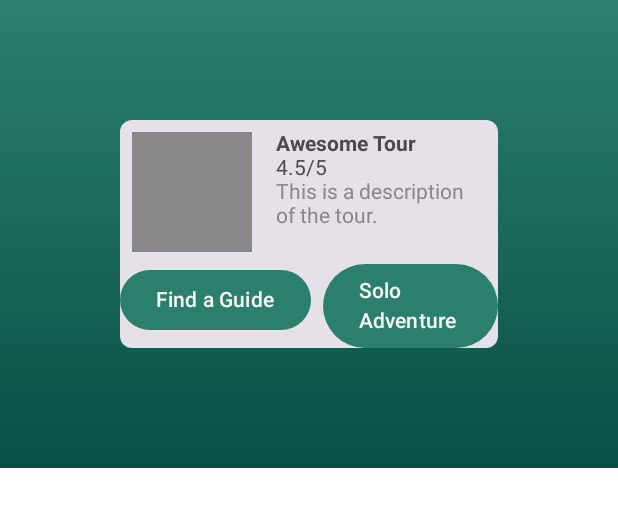
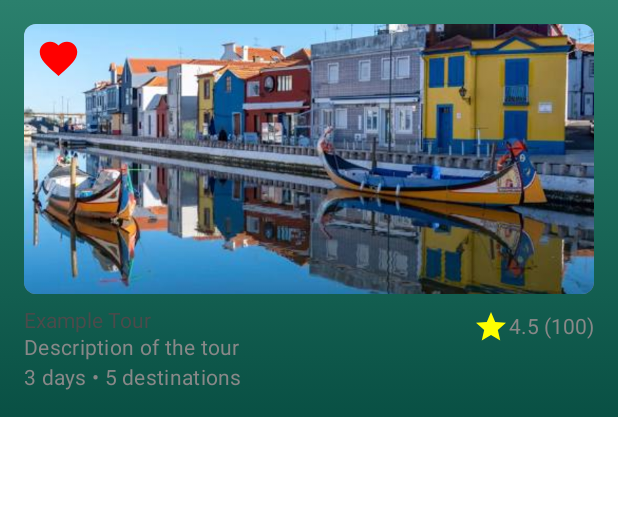
Before and after one commit to JDiogoCerqueira/TourPal, an Android app built with Jetpack Compose: the @Preview function TourCardPreview, on a phone screen of 412 x 824 dp. Shown: the top 507 px of the screen. Run offline under Robolectric (Android 15) with nearby library versions, the light colour scheme and no system bars.

Commit message:
feat: Add icons, search bar, tour card, top bar, guide card, and models
- Added icons: search, microphone, location on, and my location.
- Implemented `SearchBar` component with leading search icon, trailing microphone icon, and location icon.
- Created `TourCard` component to display tour information including image, title, subtitle, rating, reviews, duration, destinations and favorite state.
- Implemented `TopBar` component with TourPalLogo and title.
- Created `GuideCard` component to display guide information.
- Created data models for `Tour`, `TourStop`, `User` and `Guide`.
- Updated `TourPalLogo` to conditionally display the "TourPal" text.
- Updated `LoginScreen` to hide the TourPalLogo text.
- Added colors to `Colors.kt` file.
- Added an example image.

```diff
--- /dev/null
+++ b/app/src/main/java/com/tourpal/data/model/Tour.kt
@@ -0,0 +1,11 @@
+package com.tourpal.data.model
+
+data class Tour(
+    val title: String,
+    val subtitle: String,
+    val rating: Float,
+    val reviews: Int,
+    val duration: String,
+    val destinations: Int,
+    val isFavorite: Boolean
+) // TODO: adjust for actual database data
--- a/app/src/main/java/com/tourpal/ui/components/TourCard.kt
+++ b/app/src/main/java/com/tourpal/ui/components/TourCard.kt
@@ -1,67 +1,111 @@
 package com.tourpal.ui.components
 
+import androidx.compose.foundation.Canvas
+import androidx.compose.foundation.Image
 import androidx.compose.foundation.background
 import androidx.compose.foundation.layout.Box
 import androidx.compose.foundation.layout.Column
+import androidx.compose.foundation.layout.IntrinsicSize
+import androidx.compose.foundation.layout.PaddingValues
 import androidx.compose.foundation.layout.Row
 import androidx.compose.foundation.layout.Spacer
+import androidx.compose.foundation.layout.fillMaxSize
+import androidx.compose.foundation.layout.fillMaxWidth
+import androidx.compose.foundation.layout.height
 import androidx.compose.foundation.layout.padding
 import androidx.compose.foundation.layout.size
-import androidx.compose.foundation.layout.width
+import androidx.compose.foundation.layout.wrapContentWidth
+import androidx.compose.material.icons.Icons
+import androidx.compose.material.icons.filled.Favorite
+import androidx.compose.ui.layout.ContentScale
+import androidx.compose.material.icons.filled.FavoriteBorder
+import androidx.compose.material.icons.filled.Star
+import androidx.compose.material3.Icon
+import androidx.compose.material3.MaterialTheme
+import androidx.compose.material3.Text
+import androidx.compose.ui.draw.clip
 import androidx.compose.foundation.shape.RoundedCornerShape
-import androidx.compose.material3.Card
-import androidx.compose.material3.Text
 import androidx.compose.runtime.Composable
+import androidx.compose.ui.Alignment
+import androidx.compose.ui.res.painterResource
 import androidx.compose.ui.Modifier
-import androidx.compose.ui.graphics.Color
-import androidx.compose.ui.text.font.FontWeight
+import androidx.compose.ui.tooling.preview.Preview
 import androidx.compose.ui.unit.dp
-import androidx.compose.ui.tooling.preview.Preview
-import com.tourpal.ui.theme.TourPalTheme
+import com.tourpal.data.model.Tour
+import com.tourpal.ui.theme.*
+import com.tourpal.R.drawable.aveiro1 // png image
 
 @Composable
-fun TourCard(
-    tourName: String,
-    rating: String,
-    details: String,
-    onFindGuideClick: () -> Unit,
-    onSoloClick: () -> Unit,
-    modifier: Modifier = Modifier
-) {
-    Card(
-        shape = RoundedCornerShape(8.dp),
-        modifier = modifier.padding(80.dp) // revert to 8dp
+fun TourCard(tour: Tour) {
+    Box(
+        modifier = Modifier
+            .fillMaxWidth().clip(RoundedCornerShape(16.dp))
+            .padding(start = 16.dp, end = 16.dp, top = 16.dp, bottom = 16.dp)
     ) {
-        Column {
-            Row(modifier = Modifier.padding(8.dp)) {
-                // Thumbnail placeholder
-                Box(modifier = Modifier.size(80.dp).background(Color.Gray))
-                Spacer(modifier = Modifier.width(16.dp))
-                Column {
-                    Text(tourName, fontWeight = FontWeight.Bold)
-                    Text(rating)
-                    Text(details, color = Color.Gray)
+        Column(modifier = Modifier.fillMaxWidth()) {
+            Box (modifier = Modifier.clip(RoundedCornerShape(8.dp))) {
+                Box(
+                    modifier = Modifier
+                        .fillMaxWidth()
+                        .background(Gray)
+                        .size(180.dp), // This sets both width and height to 180.dp
+                    contentAlignment = Alignment.Center
+                ) {
+                    Image(
+                        painter = painterResource(id = aveiro1),
+                        contentScale = ContentScale.Crop, // Changed to Crop to fill the Box
+                        contentDescription = "Tour Image",
+                        modifier = Modifier.fillMaxSize() // Ensure the Image fills the Box
+                    )
                 }
+                Icon(
+                    imageVector = if (tour.isFavorite) Icons.Default.Favorite else Icons.Default.FavoriteBorder,
+                    contentDescription = "Favorite",
+                    tint = if (tour.isFavorite) Red else Gray,
+                    modifier = Modifier
+                        .align(Alignment.TopStart)
+                        .padding(8.dp)
+                        .size(30.dp)
+                )
             }
-            Row {
-                DefaultButton("Find a Guide", onFindGuideClick)
-                Spacer(modifier = Modifier.width(8.dp))
-                DefaultButton("Solo Adventure", onSoloClick)
+            Spacer(modifier = Modifier.height(2.dp))
+            Row(modifier = Modifier.padding(top = 8.dp).fillMaxWidth()) {
+                Column(modifier = Modifier.weight(1f)) {
+                    Text(tour.title, style = MaterialTheme.typography.bodyLarge)
+                    Text(tour.subtitle, style = MaterialTheme.typography.bodyMedium, color = Gray)
+
+                    Row(
+                        modifier = Modifier.fillMaxWidth(),
+                        verticalAlignment = Alignment.CenterVertically
+                    ) {
+                        Text("${tour.duration} • ${tour.destinations} destinations", color = Gray, style = MaterialTheme.typography.bodyMedium)
+                    }
+                }
+                Column(modifier = Modifier.wrapContentWidth(), horizontalAlignment = Alignment.End) {
+                    Row(verticalAlignment = Alignment.CenterVertically) {
+                        Icon(imageVector = Icons.Default.Star, contentDescription = "Rating", tint = Yellow)
+                        Text(text = "${tour.rating} (${tour.reviews})", color = Gray )
+                    }
+                }
             }
         }
     }
 }
 
-
-@Preview
+@Preview(showBackground = true, backgroundColor = 0xFFF5F5F5)
 @Composable
 fun TourCardPreview() {
     TourPalTheme {
         TourCard(
-            tourName = "Awesome Tour",
-            rating = "4.5/5",
-            details = "This is a description of the tour.",
-            onFindGuideClick = {}, onSoloClick = {},
+            tour = Tour(
+                title = "Example Tour",
+                subtitle = "Description of the tour",
+                rating = 4.5f,
+                reviews = 100,
+                duration = "3 days",
+                destinations = 5,
+                isFavorite = true
+            )
         )
 
     }
--- a/app/src/main/java/com/tourpal/ui/components/TourPalLogo.kt
+++ b/app/src/main/java/com/tourpal/ui/components/TourPalLogo.kt
@@ -23,7 +23,7 @@ import androidx.compose.ui.res.painterResource
 import com.tourpal.R
 
 @Composable
-fun TourPalLogo(modifier: Modifier = Modifier, size: Int = 150) {
+fun TourPalLogo(modifier: Modifier = Modifier, size: Int = 150, text: Boolean = true) {
     Box(
         modifier = modifier
             .size(size.dp) // Set the size of the Box
@@ -39,6 +39,7 @@ fun TourPalLogo(modifier: Modifier = Modifier, size: Int = 150) {
                 .scale(1.55f) // Scale the image to crop the transparent area
                 .align(Alignment.Center) // Center the image
         )
+        if (text) {
             Text(
                 text = "TourPal",
                 fontSize = (size * 0.08).sp,
@@ -51,10 +52,11 @@ fun TourPalLogo(modifier: Modifier = Modifier, size: Int = 150) {
             )
         }
     }
+}
 
 
 @Preview
 @Composable
 fun TourPalLogoPreview() {
-    TourPalLogo()
+    TourPalLogo(text = false)
 }
--- a/app/src/main/java/com/tourpal/ui/screens/LoginScreen.kt
+++ b/app/src/main/java/com/tourpal/ui/screens/LoginScreen.kt
@@ -54,7 +54,7 @@ fun LoginPage(navController: NavController) {
             .padding(horizontal = 24.dp, vertical = 32.dp),
         horizontalAlignment = Alignment.CenterHorizontally
     ) {
-        TourPalLogo(size = 300) // TourPal Logo
+        TourPalLogo(size = 300, text = false) // TourPal Logo
         Spacer(modifier = Modifier.height(24.dp))
         GoogleSignInButton(
             onClick = { viewModel.signInWithGoogle(context) },
--- /dev/null
+++ b/app/src/main/res/drawable/baseline_mic_24.xml
@@ -0,0 +1,5 @@
+<vector xmlns:android="http://schemas.android.com/apk/res/android" android:height="24dp" android:tint="#000000" android:viewportHeight="24" android:viewportWidth="24" android:width="24dp">
+
+    <path android:fillColor="@android:color/white" android:pathData="M12,14c1.66,0 2.99,-1.34 2.99,-3L15,5c0,-1.66 -1.34,-3 -3,-3S9,3.34 9,5v6c0,1.66 1.34,3 3,3zM17.3,11c0,3 -2.54,5.1 -5.3,5.1S6.7,14 6.7,11L5,11c0,3.41 2.72,6.23 6,6.72L11,21h2v-3.28c3.28,-0.48 6,-3.3 6,-6.72h-1.7z"/>
+
+</vector>
--- /dev/null
+++ b/app/src/main/res/drawable/baseline_search_24.xml
@@ -0,0 +1,5 @@
+<vector xmlns:android="http://schemas.android.com/apk/res/android" android:height="24dp" android:tint="#000000" android:viewportHeight="24" android:viewportWidth="24" android:width="24dp">
+
+    <path android:fillColor="@android:color/white" android:pathData="M15.5,14h-0.79l-0.28,-0.27C15.41,12.59 16,11.11 16,9.5 16,5.91 13.09,3 9.5,3S3,5.91 3,9.5 5.91,16 9.5,16c1.61,0 3.09,-0.59 4.23,-1.57l0.27,0.28v0.79l5,4.99L20.49,19l-4.99,-5zM9.5,14C7.01,14 5,11.99 5,9.5S7.01,5 9.5,5 14,7.01 14,9.5 11.99,14 9.5,14z"/>
+
+</vector>
--- /dev/null
+++ b/app/src/main/res/drawable/outline_my_location_24.xml
@@ -0,0 +1,5 @@
+<vector xmlns:android="http://schemas.android.com/apk/res/android" android:height="24dp" android:tint="#000000" android:viewportHeight="24" android:viewportWidth="24" android:width="24dp">
+
+    <path android:fillColor="@android:color/white" android:pathData="M12,8c-2.21,0 -4,1.79 -4,4s1.79,4 4,4 4,-1.79 4,-4 -1.79,-4 -4,-4zM20.94,11c-0.46,-4.17 -3.77,-7.48 -7.94,-7.94L13,1h-2v2.06C6.83,3.52 3.52,6.83 3.06,11L1,11v2h2.06c0.46,4.17 3.77,7.48 7.94,7.94L11,23h2v-2.06c4.17,-0.46 7.48,-3.77 7.94,-7.94L23,13v-2h-2.06zM12,19c-3.87,0 -7,-3.13 -7,-7s3.13,-7 7,-7 7,3.13 7,7 -3.13,7 -7,7z"/>
+
+</vector>
```
Also changed, not shown: app/src/main/java/com/tourpal/data/model/Guide.kt (added, +8 -0 lines), app/src/main/java/com/tourpal/data/model/TourStop.kt (added, +8 -0 lines), app/src/main/java/com/tourpal/data/model/User.kt (added, +8 -0 lines), app/src/main/java/com/tourpal/ui/components/GuideCard.kt (added, +72 -0 lines), app/src/main/java/com/tourpal/ui/components/SearchBar.kt (added, +89 -0 lines), app/src/main/java/com/tourpal/ui/components/TopBar.kt (added, +41 -0 lines), app/src/main/java/com/tourpal/ui/theme/Colors.kt (added, +36 -0 lines), app/src/main/java/com/tourpal/ui/theme/Theme.kt (+0 -12 lines), app/src/main/res/drawable/outline_location_on_24.xml (added, +7 -0 lines), app/src/main/res/drawable/aveiro1.png (added). Lines whose indentation alone changed are shown as unchanged.
